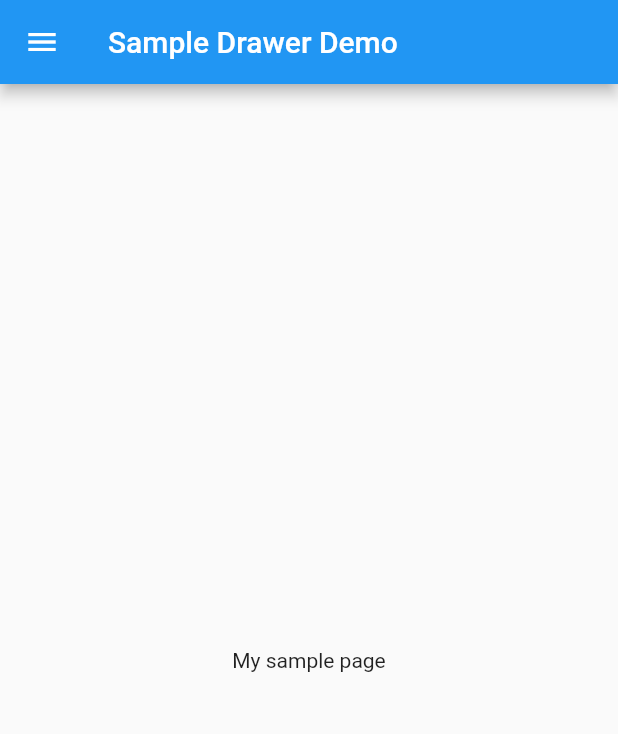
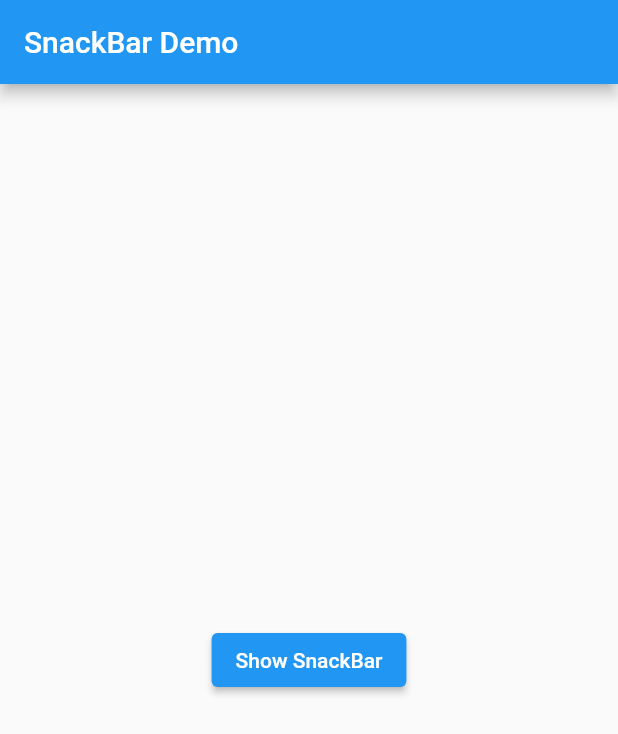
Before and after one commit to chimichi004/cookbook_flutter, a Flutter app: the screen it shows after launch, on a phone screen of 412 x 824 dp. Shown: the top 734 px of the screen. Run offline on Flutter 3.47's test engine with Material 2 defaults, Android fonts, the light colour scheme and no system bars.

Commit message:
Display a snackbar

```diff
--- /dev/null
+++ b/lib/design/add_snackbar.dart
@@ -0,0 +1,27 @@
+import 'package:flutter/material.dart';
+
+class SampleSnackbar extends StatelessWidget {
+  @override
+  Widget build(BuildContext context) {
+    return Center(
+      child: ElevatedButton(
+        onPressed: () {
+          final snackBar = SnackBar(
+            content: Text('Yay! A SnackBar!'),
+            action: SnackBarAction(
+              label: 'Undo',
+              onPressed: () {
+                // Some code to undo the change.
+              },
+            ),
+          );
+
+          // Find the Scaffold in the widget tree and use
+          // it to show a SnackBar.
+          Scaffold.of(context).showSnackBar(snackBar);
+        },
+        child: Text('Show SnackBar'),
+      ),
+    );
+  }
+}
--- a/lib/main.dart
+++ b/lib/main.dart
@@ -1,3 +1,4 @@
+import 'package:cookbook_flutter/design/add_snackbar.dart';
 import 'package:flutter/material.dart';
 
 /*Animations */
@@ -7,7 +8,8 @@ import 'package:flutter/material.dart';
 //import 'animation/fade_widget.dart';
 
 /*Design */
-import 'design/add_drawer.dart';
+//import 'design/add_drawer.dart';
+import 'design/add_snackbar.dart';
 
 main() {
   runApp(MaterialApp(
@@ -20,6 +22,15 @@ class MyApp extends StatelessWidget {
   // This widget is the root of your application.
   @override
   Widget build(BuildContext context) {
-    return SampleDrawer(title: appTitle);
+    //  return SampleSnackbar();
+    return MaterialApp(
+      title: 'SnackBar Demo',
+      home: Scaffold(
+        appBar: AppBar(
+          title: Text('SnackBar Demo'),
+        ),
+        body: SampleSnackbar(),
+      ),
+    );
   }
 }
```
Also changed, not shown: lib/design/add_drawer.dart (+12 -0 lines).
